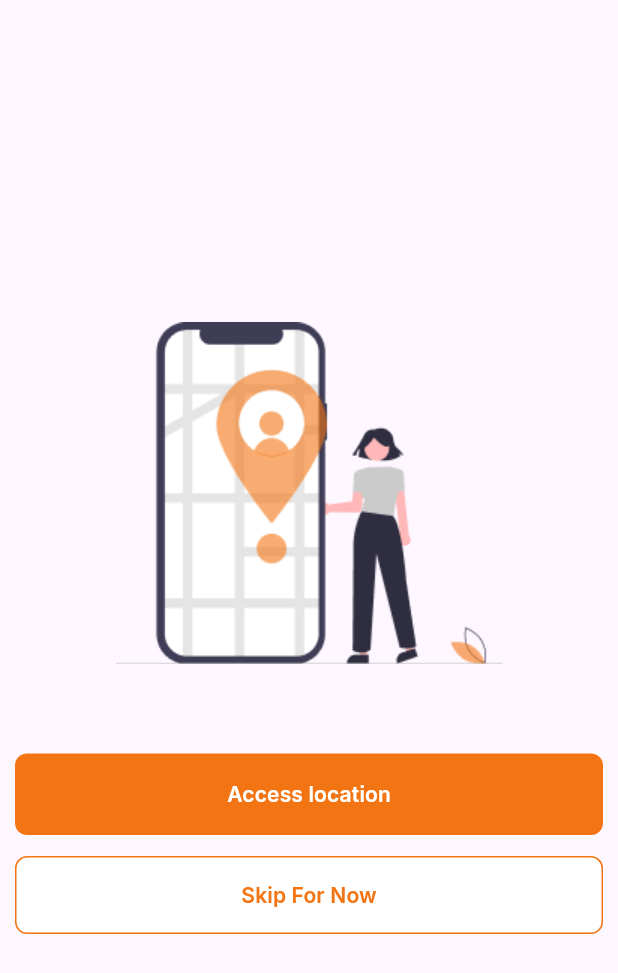
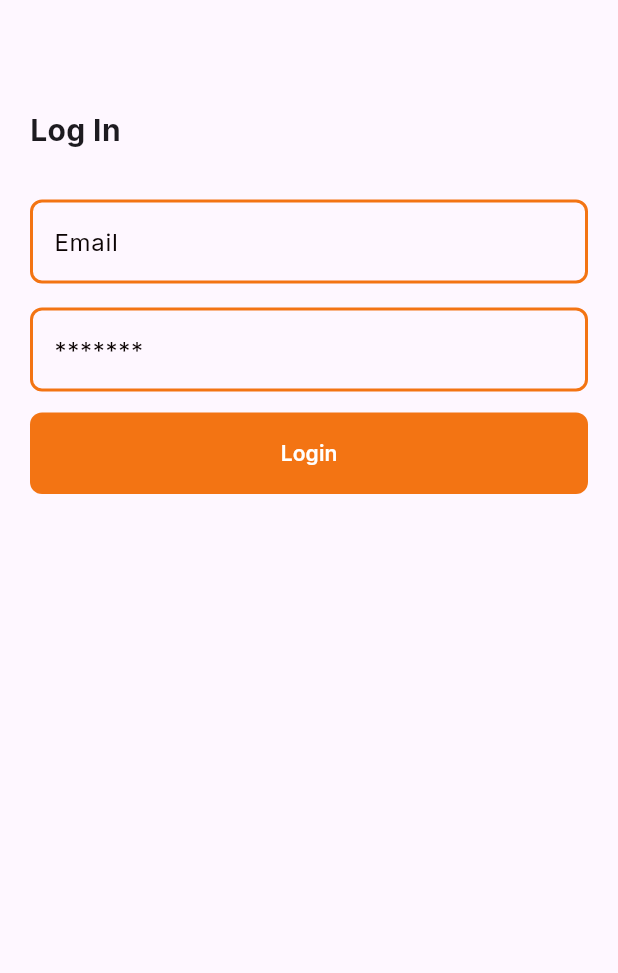
Before and after one commit to karanpatel2329/POS, a Flutter app: the Onboarding4 screen opened directly, after a tap on "Skip For Now", on a phone screen of 412 x 824 dp. Shown: the top 973 px of the screen. Run offline on Flutter 3.47's test engine with Material 2 defaults, Android fonts, the phone set to English and light mode, and no system bars; our stand-ins replace flutter_screenutil, get, google_fonts.

Commit message:
Fix Onboarding issues

```diff
--- a/lib/core/constants/app_text_style.dart
+++ b/lib/core/constants/app_text_style.dart
@@ -85,10 +85,17 @@ class AppTextStyle {
     fontSize: 14,
   );
 
+    static TextStyle black40416W400 = GoogleFonts.inter(
+    color: black404,
+    fontWeight: FontWeight.w400,
+    fontSize: 16,
+  );
+
 
 
   static TextStyle greyText12W400 =
       GoogleFonts.inter(fontWeight: FontWeight.w400, fontSize: 12, color: grey);
+
   static TextStyle purpleText14W600 = GoogleFonts.inter(
     // color: purple,
     fontWeight: FontWeight.w600,
--- a/lib/core/constants/color_palette.dart
+++ b/lib/core/constants/color_palette.dart
@@ -3,9 +3,10 @@ import 'package:flutter/material.dart';
 const saffron = Color(0xFFF37413);
 const grey = Color(0xFFA0A0A0);
 const white = Color(0xFFFFFFFF);
-const black = Color(0xFF000000);
+// const black = Color(0xFF000000);
 const lightgrey = Color(0xFFD9D9D9);
 const grey35 = Color(0xFF353535);
 
 const lightPurple = Color(0xFFE3DBF6);
 const mediumPurple = Color(0xFF8D70D9);
+const black404 = Color(0xFF0C0404);
--- /dev/null
+++ b/lib/features/owner/auth/view/login.dart
@@ -0,0 +1,81 @@
+import 'package:flutter/material.dart';
+import 'package:pos_app/core/constants/app_button_style.dart';
+import 'package:pos_app/core/constants/app_text_style.dart';
+import 'package:pos_app/core/constants/color_palette.dart';
+import 'package:pos_app/core/size_config.dart';
+
+class LoginScreen extends StatelessWidget {
+  LoginScreen({super.key});
+
+
+  TextEditingController emailController = TextEditingController();
+  TextEditingController passwordController = TextEditingController();
+
+  @override
+  Widget build(BuildContext context) {
+
+
+    final _formKey = GlobalKey<FormState>();
+
+    return Scaffold(
+      body: SafeArea(
+        child: Padding(
+          padding: const EdgeInsets.only(top: 72, left: 20, right: 20),
+          child: Column(
+            crossAxisAlignment: CrossAxisAlignment.start,
+
+            children: [
+              Text('Log In', style: AppTextStyle.normalText20W700,),
+              SizedBox(
+                height: 32 * (SizeConfig.heightMultiplier ?? 1),
+              ),
+              Form(
+                key: _formKey,
+                child: Column(
+                  children: [
+                    TextFormField(
+                      decoration: InputDecoration(
+                        hintText: 'Email',
+                        labelText: 'Email',
+                        labelStyle: AppTextStyle.black40416W400,
+                        enabledBorder: OutlineInputBorder(
+                          borderRadius: BorderRadius.circular(8.0),
+                          borderSide: const BorderSide(
+                            color: saffron,
+                            width: 2.0,
+                          ),
+                        ),
+                      ),
+
+                    ),
+                    SizedBox(
+                      height: 16 * (SizeConfig.heightMultiplier ?? 1),
+                    ),
+
+                    TextFormField(
+                      decoration: InputDecoration(
+                        hintText: 'Password',
+                        labelText: '*******',
+                        labelStyle: AppTextStyle.black40416W400,
+                        enabledBorder: OutlineInputBorder(
+                          borderRadius: BorderRadius.circular(8.0),
+                          borderSide: const BorderSide(
+                            color: saffron,
+                            width: 2.0,
+                          ),
+                        ),
+                      ),
+
+                    ),
+
+                    AppButtonStyle.ElevatedButtonStyled('DARK', Text('Login', style: AppTextStyle.whiteText14W600,), () { })
+                  ],
+                )
+              ),
+            ],
+          ),
+        ),
+      ),
+    );
+  }
+}
--- a/lib/features/owner/auth/view/onboarding_4.dart
+++ b/lib/features/owner/auth/view/onboarding_4.dart
@@ -4,6 +4,7 @@ import 'package:pos_app/core/constants/app_button_style.dart';
 import 'package:pos_app/core/constants/app_text_style.dart';
 import 'package:pos_app/core/constants/image_path.dart';
 import 'package:pos_app/core/size_config.dart';
+import 'package:pos_app/features/owner/auth/view/login.dart';
 
 import 'onboarding_1.dart';
 
@@ -12,7 +13,8 @@ class Onboarding4 extends StatelessWidget {
 
   @override
   Widget build(BuildContext context) {
-    return Padding(
+    return Scaffold(
+      body: Padding(
         padding: const EdgeInsets.symmetric(horizontal: 10),
         child: Column(
           mainAxisAlignment: MainAxisAlignment.center,
@@ -37,8 +39,11 @@ class Onboarding4 extends StatelessWidget {
                   'Skip For Now',
                   style: AppTextStyle.saffron14W600,
                 ),
-              () {})
+                () {
+                  Get.to(LoginScreen());
+                })
           ],
+        ),
       ),
     );
   }
```
Also changed, not shown: lib/features/owner/auth/view/onboarding_1.dart (+9 -32 lines). Lines whose indentation alone changed are shown as unchanged.
